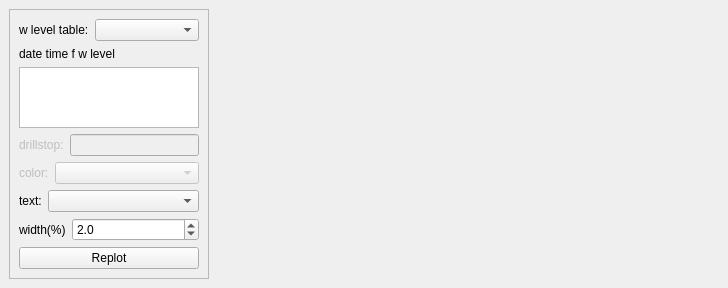
Above: ui/secplotdockwidget_ui.ui from jkall/qgis-midvatten-plugin before the change. Below: the same form after it.
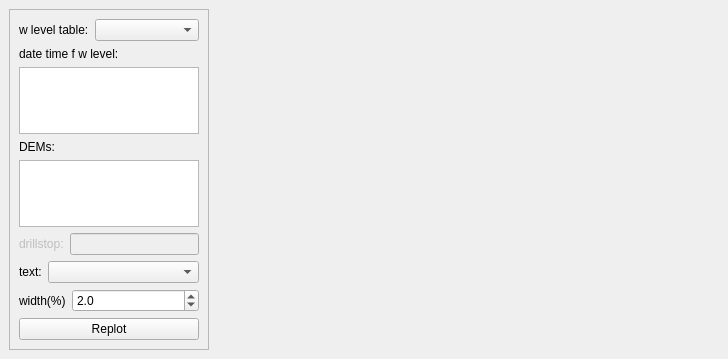
That is the form after the change.

```diff
--- a/ui/secplotdockwidget_ui.ui
+++ b/ui/secplotdockwidget_ui.ui
@@ -7,7 +7,7 @@
     <x>0</x>
     <y>0</y>
     <width>728</width>
-    <height>288</height>
+    <height>359</height>
    </rect>
   </property>
   <property name="windowTitle">
@@ -35,8 +35,8 @@
       <property name="frameShadow">
        <enum>QFrame::Raised</enum>
       </property>
-      <layout class="QVBoxLayout" name="verticalLayout_2">
-       <item>
+      <layout class="QGridLayout" name="gridLayout_3">
+       <item row="0" column="0">
         <layout class="QFormLayout" name="formLayout_5">
          <item row="0" column="0">
           <widget class="QLabel" name="label">
@@ -53,7 +53,7 @@
          </item>
         </layout>
        </item>
-       <item>
+       <item row="1" column="0">
         <layout class="QVBoxLayout" name="verticalLayout">
          <item>
           <widget class="QLabel" name="label_3">
@@ -64,7 +64,7 @@
             </sizepolicy>
            </property>
            <property name="text">
-            <string>date time f w level</string>
+            <string>date time f w level:</string>
            </property>
            <property name="buddy">
             <cstring>wlvltableComboBox</cstring>
@@ -76,7 +76,34 @@
          </item>
         </layout>
        </item>
-       <item>
+       <item row="2" column="0">
+        <layout class="QVBoxLayout" name="verticalLayout_2">
+         <item>
+          <widget class="QLabel" name="label_4">
+           <property name="sizePolicy">
+            <sizepolicy hsizetype="Preferred" vsizetype="Fixed">
+             <horstretch>0</horstretch>
+             <verstretch>0</verstretch>
+            </sizepolicy>
+           </property>
+           <property name="text">
+            <string>DEMs:</string>
+           </property>
+           <property name="buddy">
+            <cstring>wlvltableComboBox</cstring>
+           </property>
+          </widget>
+         </item>
+         <item>
+          <widget class="QListWidget" name="DEMlistWidget">
+           <property name="sortingEnabled">
+            <bool>true</bool>
+           </property>
+          </widget>
+         </item>
+        </layout>
+       </item>
+       <item row="3" column="0">
         <layout class="QFormLayout" name="formLayout_2">
          <item row="0" column="0">
           <widget class="QLabel" name="label_2">
@@ -103,34 +130,7 @@
          </item>
         </layout>
        </item>
-       <item>
-        <layout class="QFormLayout" name="formLayout_4">
-         <item row="0" column="0">
-          <widget class="QLabel" name="label_4">
-           <property name="enabled">
-            <bool>false</bool>
-           </property>
-           <property name="text">
-            <string>color:</string>
-           </property>
-           <property name="buddy">
-            <cstring>wlvltableComboBox</cstring>
-           </property>
-          </widget>
-         </item>
-         <item row="0" column="1">
-          <widget class="QComboBox" name="colorComboBox">
-           <property name="enabled">
-            <bool>false</bool>
-           </property>
-           <property name="toolTip">
-            <string extracomment="not yet implemented"/>
-           </property>
-          </widget>
-         </item>
-        </layout>
-       </item>
-       <item>
+       <item row="4" column="0">
         <layout class="QFormLayout" name="formLayout_3">
          <item row="0" column="0">
           <widget class="QLabel" name="label_5">
@@ -147,8 +147,11 @@
          </item>
         </layout>
        </item>
-       <item>
+       <item row="5" column="0">
         <layout class="QFormLayout" name="formLayout">
+         <property name="fieldGrowthPolicy">
+          <enum>QFormLayout::AllNonFixedFieldsGrow</enum>
+         </property>
          <item row="0" column="0">
           <widget class="QLabel" name="label_6">
            <property name="text">
@@ -171,7 +174,7 @@
          </item>
         </layout>
        </item>
-       <item>
+       <item row="6" column="0">
         <widget class="QPushButton" name="pushButton">
          <property name="maximumSize">
           <size>
```
Left out of the diff: 30 changed lines with no effect on the pictures.
